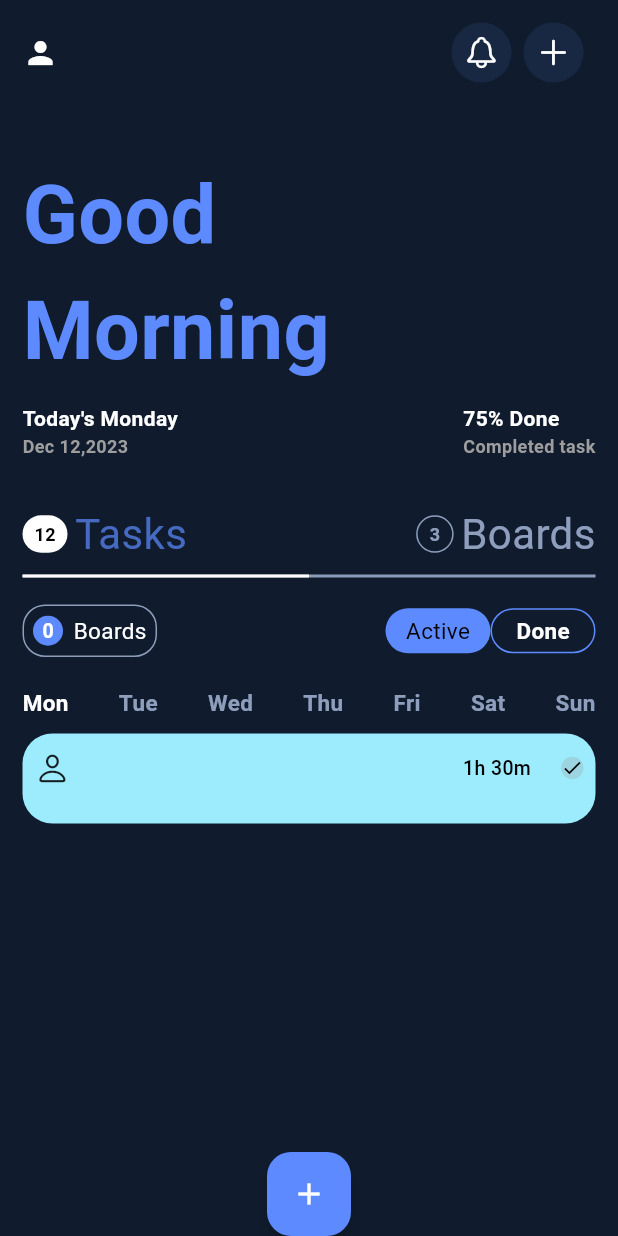
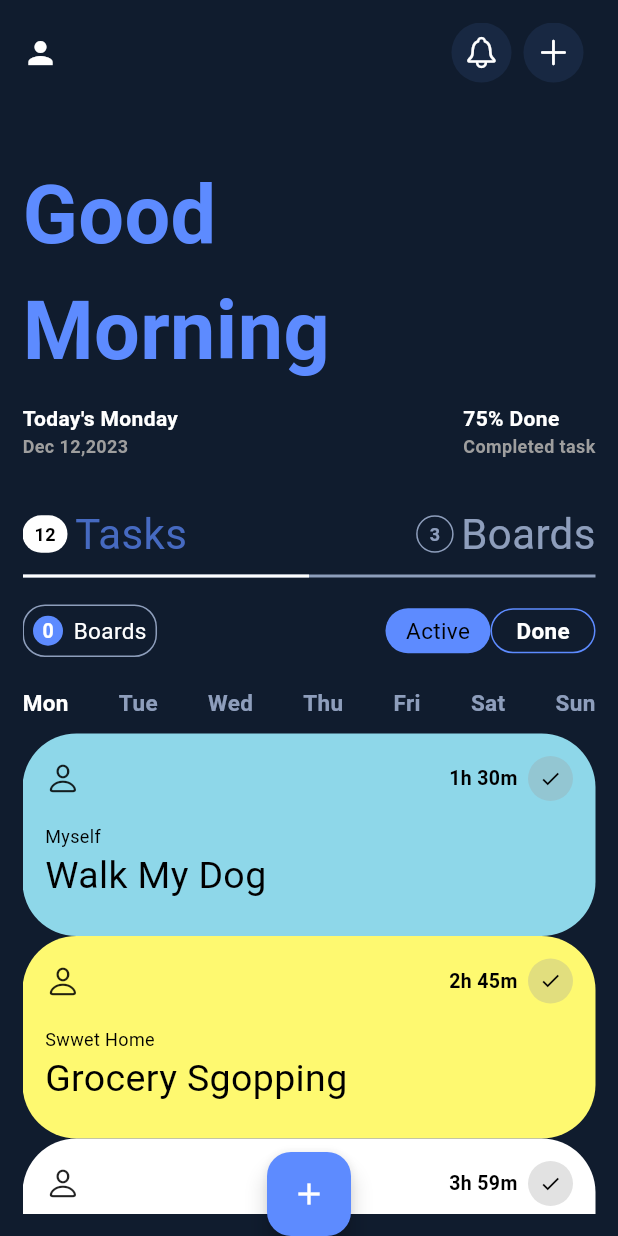
Before and after one commit to kutigbolahan/Dribble-Task, a Flutter app: the screen it shows after launch, on a phone screen of 412 x 824 dp. Run offline on Flutter 3.47's test engine with Material 3 defaults, Android fonts, the phone set to English and light mode, and no system bars.

Commit message:
homePage done

```diff
--- a/lib/homepage.dart
+++ b/lib/homepage.dart
@@ -18,6 +18,7 @@ class _MyHomePageState extends State<MyHomePage> {
       body: SafeArea(
         child: Padding(
           padding: const EdgeInsets.all(15.0),
+          child: SingleChildScrollView(
             child: Column(
               crossAxisAlignment: CrossAxisAlignment.start,
               children: <Widget>[
@@ -295,47 +296,23 @@ class _MyHomePageState extends State<MyHomePage> {
                 const SizedBox(
                   height: 10,
                 ),
-              Container(
-                padding: const EdgeInsets.all(8),
-                height: 60,
-                width: MediaQuery.of(context).size.width,
-                decoration: BoxDecoration(
-                  borderRadius: BorderRadius.circular(20),
-                  color: const Color.fromRGBO(156, 236, 254, 1),
-                ),
-                child: Column(
-                  children: [
-                    Row(
-                      children: [
-                        const Icon(CupertinoIcons.person),
-                        const Spacer(),
-                        const Text('1h 30m',
-                            style: TextStyle(
-                                color: Colors.black,
-                                fontSize: 13,
-                                fontWeight: FontWeight.w500)),
-                        const SizedBox(
-                          width: 20,
-                        ),
-                        Container(
-                          height: 30,
-                          //  width: 6,
-                          decoration: BoxDecoration(
-                            shape: BoxShape.circle,
-                            color: Colors.grey.withOpacity(0.3),
-                          ),
-                          child: const Icon(
-                            Icons.check,
-                            color: Colors.black,
-                            size: 15,
-                          ),
-                        )
-                      ],
-                    )
+                const TaskWidget(
+                    time: '1h 30m',
+                    color: Color.fromRGBO(156, 236, 254, 0.9),
+                    smallText: 'Myself',
+                    bigText: 'Walk My Dog'),
+                const TaskWidget(
+                    time: '2h 45m',
+                    color: Color.fromRGBO(254, 249, 112, 1),
+                    smallText: 'Swwet Home',
+                    bigText: 'Grocery Sgopping'),
+                const TaskWidget(
+                    time: '3h 59m',
+                    color: Colors.white,
+                    smallText: 'Work',
+                    bigText: 'Business Meeting'),
               ],
             ),
-              )
-            ],
           ),
         ),
       ),
@@ -352,3 +329,73 @@ class _MyHomePageState extends State<MyHomePage> {
     );
   }
 }
+
+class TaskWidget extends StatelessWidget {
+  const TaskWidget({
+    super.key,
+    required this.time,
+    required this.color,
+    required this.smallText,
+    required this.bigText,
+  });
+  final String time;
+  final Color color;
+  final String smallText;
+  final String bigText;
+
+  @override
+  Widget build(BuildContext context) {
+    return Container(
+      padding: const EdgeInsets.all(15),
+      height: 135,
+      width: MediaQuery.of(context).size.width,
+      decoration:
+          BoxDecoration(borderRadius: BorderRadius.circular(36), color: color),
+      child: Column(
+        crossAxisAlignment: CrossAxisAlignment.start,
+        children: [
+          Row(
+            children: [
+              const Icon(CupertinoIcons.person),
+              const Spacer(),
+              Text(time,
+                  style: const TextStyle(
+                      color: Colors.black,
+                      fontSize: 13,
+                      fontWeight: FontWeight.bold)),
+              const SizedBox(
+                width: 7,
+              ),
+              Container(
+                height: 30,
+                width: 30,
+                decoration: BoxDecoration(
+                  shape: BoxShape.circle,
+                  color: Colors.grey.withOpacity(0.3),
+                ),
+                child: const Icon(
+                  Icons.check,
+                  color: Colors.black,
+                  size: 15,
+                ),
+              )
+            ],
+          ),
+          const SizedBox(
+            height: 15,
+          ),
+          Text(smallText,
+              style: const TextStyle(
+                  color: Colors.black,
+                  fontSize: 12,
+                  fontWeight: FontWeight.w400)),
+          Text(bigText,
+              style: const TextStyle(
+                  color: Colors.black,
+                  fontSize: 25,
+                  fontWeight: FontWeight.w400)),
+        ],
+      ),
+    );
+  }
+}
```
Lines whose indentation alone changed are shown as unchanged.
